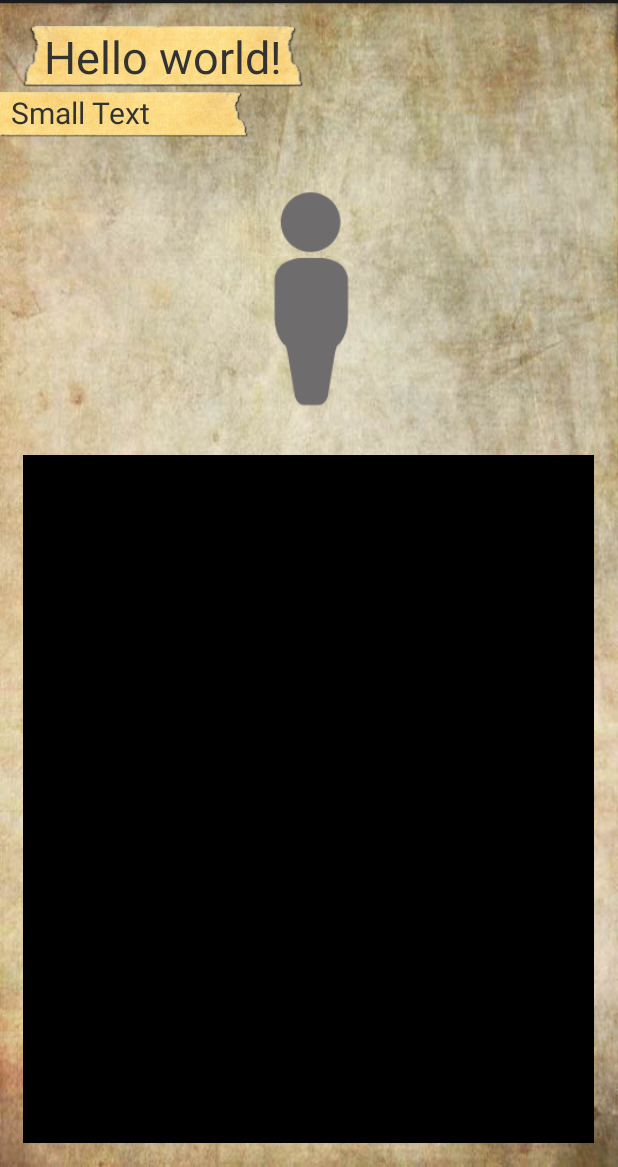
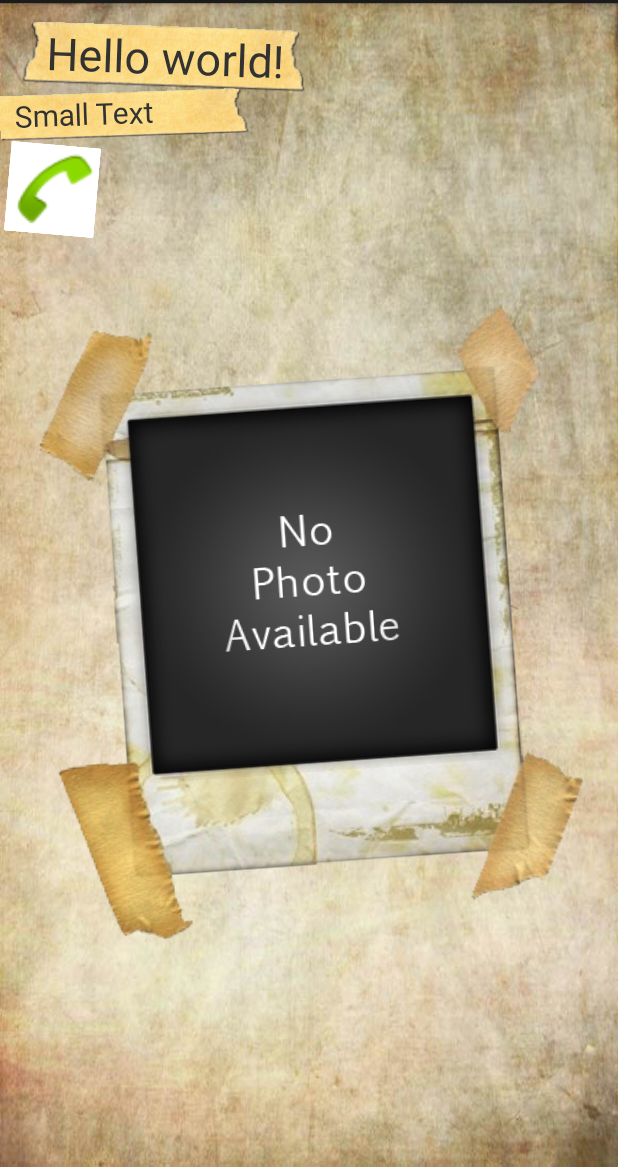
Before and after one commit to yapalexei/ContactApp, an Android app: the layout activity_details.xml on its own in the app's theme, with its tools: preview values and no code run, on a phone screen of 412 x 824 dp, the part 69-1236 px from its top. Run offline under Robolectric (Android 15) with nearby library versions, the light colour scheme and no system bars.

Commit message:
UI layout update
Changed the rotations in the xml and added an overlayed photo
container. also made sure even if the photo is tiny it is resized to
the frame size. to does look way more pixelated when this happens but
at least it covers the empty space within the frame.

```diff
--- a/src/main/java/com/yapalexei/contactapp/DetailActivity.java
+++ b/src/main/java/com/yapalexei/contactapp/DetailActivity.java
@@ -8,6 +8,7 @@ import android.content.res.AssetFileDescriptor;
 import android.database.Cursor;
 import android.graphics.Bitmap;
 import android.graphics.BitmapFactory;
+import android.graphics.Matrix;
 import android.net.Uri;
 import android.os.Build;
 import android.os.Bundle;
@@ -26,10 +27,11 @@ import java.io.ByteArrayInputStream;
 import java.io.IOException;
 import java.io.InputStream;
 import java.util.ArrayList;
+import java.util.Random;
 
 public class DetailActivity extends Activity {
 
-    TextView textView, pNumber, errorTextView;
+    TextView textView, pNumber;
     ImageView photoContainer;
     Cursor cur;
     ContentResolver cr;
@@ -58,7 +60,6 @@ public class DetailActivity extends Activity {
         // Create the text, number and image view
         textView = (TextView) findViewById(R.id.detailText);
         pNumber = (TextView) findViewById(R.id.pnumber);
-        errorTextView = (TextView) findViewById(R.id.errorTextView);
         photoContainer = (ImageView) findViewById(R.id.imageView);
 
         // position them out of view
@@ -66,8 +67,6 @@ public class DetailActivity extends Activity {
         textView.setText(extra.get(0).toString());
         pNumber.setTranslationX(-200);
         pNumber.setText(extra.get(1).toString());
-        photoContainer.setAlpha(0f);
-        errorTextView.setText("");
 
         // initialize the contact table, check it and load image
         try{
@@ -75,32 +74,28 @@ public class DetailActivity extends Activity {
                 if(extra.get(2) != null)
                     readContact(Long.valueOf(extra.get(2)));
                 Log.e("IMAGE", "ID -- " + String.valueOf(extra.get(2)));
-                errorTextView.append("IMAGE ID -- " + String.valueOf(extra.get(2)));
                 if(extra.get(2) != null)
                     image = openDisplayPhoto(Long.valueOf(extra.get(2)));
                 if(image == null)
                     image = openPhotoByID(Long.valueOf(extra.get(2)));
 
+                //photoContainer.setRotation(10);
                 if(image != null){
                     Log.e("IMAGE SIZE", String.valueOf(image.getByteCount()));
-                    errorTextView.append("\nIMAGE SIZE: " + String.valueOf(image.getByteCount()));
                     try{
-                        photoContainer.setImageBitmap(image);
-                        Log.e("IMAGE:","Image should be loaded!");
-                        errorTextView.setVisibility(100);
+                        photoContainer.setImageBitmap(getResizedBitmap(image,300,300));
+//                        photoContainer.setImageBitmap(Bitmap.createScaledBitmap(image,width,width,false));
+                        Log.e("IMAGE:", "Image should be loaded!");
                     }catch (NullPointerException e){
                         Log.e("photoContainer", "Can't assign image to photoContainer!! -- " + e.toString());
-                        errorTextView.append("\nphotoContainer - Can't assign image to photoContainer!! -- " + e.toString());
                     }
                 }else{
                     Log.e("IMAGE", " -- image is NULL!!!!");
-                    errorTextView.append("\nIMAGE -- image is NULL!!!!");
                 }
             }
 
         }catch (NullPointerException e){
             Log.e("image problem:", "couldn't create image for some reason -- " + e.toString());
-            errorTextView.append("\nimage problem: couldn't create image for some reason -- " + e.toString());
         }
 
         // move into view
@@ -182,4 +177,21 @@ public class DetailActivity extends Activity {
                 null);
     }
 
+    public Bitmap getResizedBitmap(Bitmap bm, int newHeight, int newWidth) {
+        int width = bm.getWidth();
+        int height = bm.getHeight();
+        float scaleWidth = ((float) newWidth) / width;
+        float scaleHeight = ((float) newHeight) / height;
+        // CREATE A MATRIX FOR THE MANIPULATION
+        Matrix matrix = new Matrix();
+        // RESIZE THE BIT MAP
+        matrix.postScale(scaleWidth, scaleHeight);
+
+        // "RECREATE" THE NEW BITMAP
+        Bitmap resizedBitmap = Bitmap.createBitmap(bm, 0, 0, width, height, matrix, false);
+        return resizedBitmap;
+    }
+
+
+
 }
--- a/src/main/res/layout/activity_details.xml
+++ b/src/main/res/layout/activity_details.xml
@@ -2,10 +2,55 @@
     xmlns:tools="http://schemas.android.com/tools"
     android:layout_width="match_parent"
     android:layout_height="match_parent"
-    android:paddingRight="@dimen/activity_horizontal_margin"
-    android:paddingBottom="@dimen/activity_vertical_margin"
     tools:context=".DetailActivity"
     android:background="@drawable/paper_backg">
+
+
+    <FrameLayout
+            android:layout_width="fill_parent"
+            android:layout_height="fill_parent"
+            android:rotation="-4">
+
+        <ImageView
+                android:layout_width="wrap_content"
+                android:layout_height="wrap_content"
+                android:id="@+id/imageView"
+                android:src="@drawable/personicon"
+                android:layout_alignParentEnd="false"
+                android:layout_alignParentStart="false"
+                android:adjustViewBounds="false"
+                android:cropToPadding="false"
+                android:layout_alignWithParentIfMissing="false"
+                android:minWidth="250dp"
+                android:minHeight="250dp"
+                android:layout_alignParentLeft="false"
+                android:layout_alignParentRight="false"
+                android:layout_alignParentTop="false"
+                android:layout_alignParentBottom="false"
+                android:maxHeight="250dp"
+                android:maxWidth="250dp"
+                android:layout_centerInParent="true"
+                android:layout_gravity="center"/>
+        <ImageView
+                android:layout_width="wrap_content"
+                android:layout_height="wrap_content"
+                android:src="@drawable/polaroid_frame"
+                android:layout_alignParentEnd="false"
+                android:layout_alignParentStart="false"
+                android:adjustViewBounds="false"
+                android:cropToPadding="false"
+                android:layout_alignWithParentIfMissing="false"
+                android:scaleX="1.75"
+                android:layout_alignParentBottom="false"
+                android:scaleY="1.75"
+                android:layout_centerInParent="true"
+                android:layout_alignParentTop="false"
+                android:layout_alignParentLeft="true"
+                android:layout_alignParentRight="true"
+                android:layout_gravity="center"
+                android:layout_marginTop="25dp"/>
+
+    </FrameLayout>
 
     <TextView
         android:layout_width="wrap_content"
@@ -14,10 +59,11 @@
         android:id="@+id/detailText"
         android:textSize="30sp"
         android:background="@drawable/tape3"
-        android:paddingLeft="14sp"
+        android:paddingLeft="16sp"
         android:paddingRight="14sp"
         android:layout_marginLeft="15dp"
-        android:layout_marginTop="15dp"/>
+        android:layout_marginTop="15dp"
+        android:rotation="2"/>
     <TextView
             android:layout_width="wrap_content"
             android:layout_height="30dp"
@@ -28,37 +74,25 @@
             android:textSize="20sp"
             android:background="@drawable/tape1"
             android:layout_marginTop="3dp"
-            android:paddingLeft="7sp"
-            />
+            android:paddingLeft="10sp"
+            android:paddingRight="10sp"
+            android:rotation="-2"/>
 
-    <ImageView
+    <ImageButton
             android:layout_width="wrap_content"
             android:layout_height="wrap_content"
-            android:id="@+id/imageView"
-            android:src="@drawable/personicon"
-            android:layout_alignParentEnd="false"
-            android:layout_alignParentStart="false"
-            android:adjustViewBounds="false"
+            android:id="@+id/imageButton"
+            android:background="@android:color/background_light"
+            android:layout_alignParentLeft="false"
+            android:baselineAlignBottom="false"
+            android:layout_gravity="center"
             android:layout_below="@+id/pnumber"
-            android:layout_marginTop="10dp"
-            android:layout_alignLeft="@+id/detailText"
-            android:layout_alignRight="@+id/errorTextView"
-            android:cropToPadding="false"
-            android:minHeight="@android:dimen/thumbnail_height"
-            android:minWidth="@android:dimen/thumbnail_width"/>
-
-    <TextView
-            android:layout_width="fill_parent"
-            android:layout_height="wrap_content"
-            android:id="@+id/errorTextView"
-            android:layout_alignParentBottom="true"
-            android:layout_alignLeft="@+id/detailText"
-            android:layout_below="@+id/imageView"
-            android:layout_marginTop="10dp"
-            android:background="#000000"
-            android:padding="5sp"
-            android:textColor="#ffffff"
-            />
-
+            android:layout_marginTop="20dp"
+            android:layout_marginLeft="20dp"
+            android:src="@android:drawable/sym_action_call"
+            android:scaleX="2"
+            android:scaleY="2"
+            android:hapticFeedbackEnabled="true"
+            android:rotation="5"/>
 
 </RelativeLayout>
```
Also changed, not shown: src/main/res/drawable-hdpi/personicon.png, src/main/res/drawable-hdpi/polaroid_frame.png (added), 25 other files.
